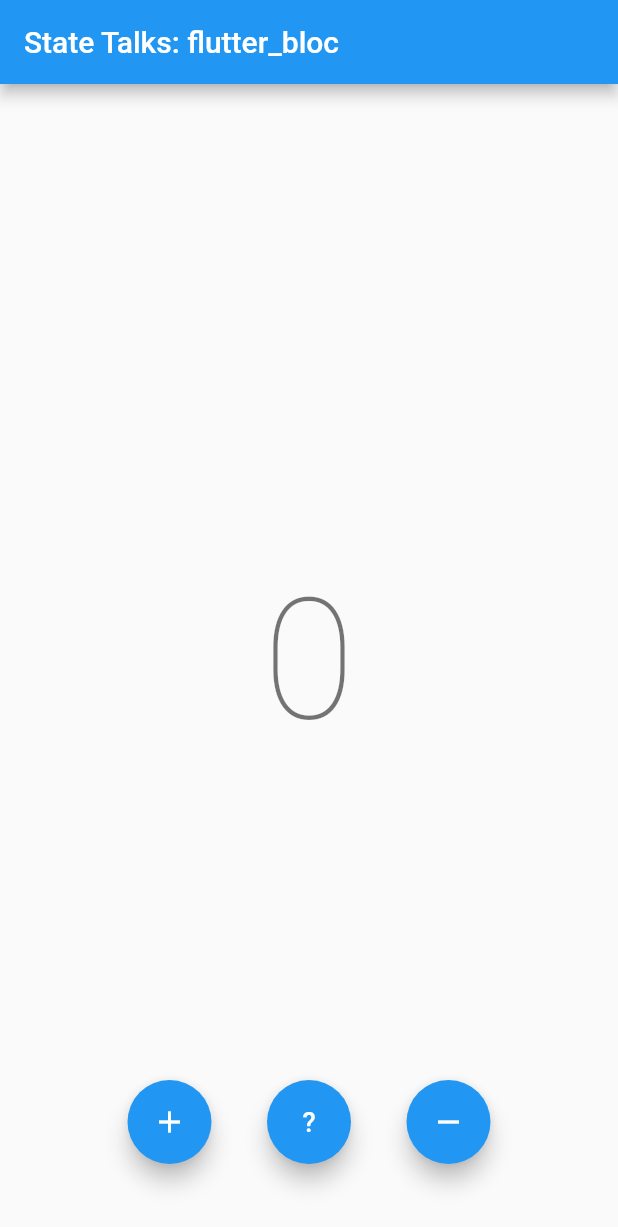
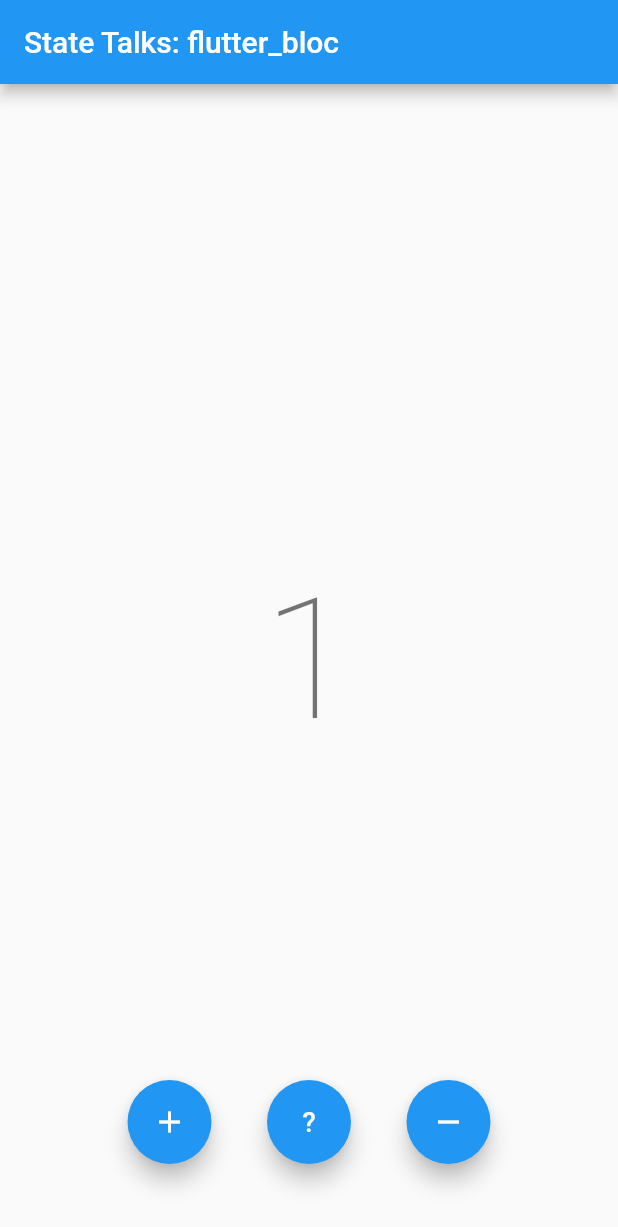
Before and after one commit to Flutter-Buddies/StateTalks, a Flutter app: the screen it shows after launch, after a tap on the "add" icon, on a phone screen of 412 x 824 dp. Shown: the top 1227 px of the screen. Run offline on Flutter 3.47's test engine with Material 2 defaults, Android fonts, the phone set to English and light mode, and no system bars; our stand-ins replace bloc, equatable, flutter_bloc.

Commit message:
example/: [add] CounterBloc

```diff
--- /dev/null
+++ b/example/lib/bloc/counter_bloc.dart
@@ -0,0 +1,47 @@
+import 'dart:async';
+import 'dart:math' as math;
+
+import 'package:bloc/bloc.dart';
+import 'package:equatable/equatable.dart';
+import 'package:meta/meta.dart';
+
+part 'counter_event.dart';
+part 'counter_state.dart';
+
+class CounterBloc extends Bloc<CounterEvent, CounterState> {
+  int _value;
+
+  CounterBloc()
+      : _value = 0,
+        super(HasValue(0));
+
+  @override
+  Stream<CounterState> mapEventToState(
+    CounterEvent event,
+  ) async* {
+    if (event is Increment) {
+      this._handleIncrement();
+      yield HasValue(_value);
+    } else if (event is Decrement) {
+      this._handleDecrement();
+      yield HasValue(_value);
+    } else if (event is GetRandom) {
+      yield WaitingValue();
+      await this._handleRandom(event.max);
+      yield HasValue(_value);
+    }
+  }
+
+  _handleIncrement() {
+    this._value++;
+  }
+
+  _handleDecrement() {
+    this._value--;
+  }
+
+  Future<void> _handleRandom(int max) async {
+    await Future.delayed(Duration(seconds: 1));
+    this._value = math.Random().nextInt(max);
+  }
+}
--- /dev/null
+++ b/example/lib/bloc/counter_event.dart
@@ -0,0 +1,19 @@
+part of 'counter_bloc.dart';
+
+@immutable
+abstract class CounterEvent {}
+
+class Increment extends CounterEvent {}
+
+class Decrement extends CounterEvent {}
+
+class GetRandom extends CounterEvent with EquatableMixin {
+  final int max;
+
+  GetRandom({
+    this.max: 20,
+  });
+
+  @override
+  List<Object> get props => [max];
+}
--- /dev/null
+++ b/example/lib/bloc/counter_state.dart
@@ -0,0 +1,15 @@
+part of 'counter_bloc.dart';
+
+@immutable
+abstract class CounterState {}
+
+class HasValue extends CounterState with EquatableMixin {
+  final int value;
+
+  HasValue(this.value);
+
+  @override
+  List<Object> get props => [value];
+}
+
+class WaitingValue extends CounterState {}
--- a/example/lib/main.dart
+++ b/example/lib/main.dart
@@ -1,4 +1,6 @@
+import 'package:example/bloc/counter_bloc.dart';
 import 'package:flutter/material.dart';
+import 'package:flutter_bloc/flutter_bloc.dart';
 
 void main() {
   runApp(MyApp());
@@ -9,7 +11,10 @@ class MyApp extends StatelessWidget {
   Widget build(BuildContext context) {
     return MaterialApp(
       debugShowCheckedModeBanner: false,
-      home: MyHomePage(),
+      home: BlocProvider<CounterBloc>(
+        create: (context) => CounterBloc(),
+        child: MyHomePage(),
+      ),
     );
   }
 }
@@ -35,10 +40,25 @@ class MyHomePage extends StatelessWidget {
 class CounterValue extends StatelessWidget {
   @override
   Widget build(BuildContext context) {
-    return Text(
-      '0',
-      style: Theme.of(context).textTheme.headline1,
+    return BlocBuilder<CounterBloc, CounterState>(
+      builder: (context, state) {
+        if (state is HasValue) {
+          return Text(
+            state.value.toString(),
+            style: Theme.of(context).textTheme.headline1,
+          );
+        }
+        return CircularProgressIndicator();
+      },
     );
+    // final CounterState state = context.watch<CounterBloc>().state;
+    // if (state is HasValue) {
+    //   return Text(
+    //     state.value.toString(),
+    //     style: Theme.of(context).textTheme.headline1,
+    //   );
+    // }
+    // return CircularProgressIndicator();
   }
 }
 
@@ -53,15 +73,21 @@ class ControlButtons extends StatelessWidget {
           mainAxisAlignment: MainAxisAlignment.spaceEvenly,
           children: [
             FloatingActionButton(
-              onPressed: () {},
+              onPressed: () =>
+                  BlocProvider.of<CounterBloc>(context).add(Increment()),
+              //onPressed: () => context.read<CounterBloc>().add(Increment()),
               child: Icon(Icons.add),
             ),
             FloatingActionButton(
-              onPressed: () {},
+              onPressed: () =>
+                  BlocProvider.of<CounterBloc>(context).add(GetRandom()),
+              //onPressed: () => context.read<CounterBloc>().add(GetRandom()),
               child: Text('?', style: TextStyle(fontSize: 18)),
             ),
             FloatingActionButton(
-              onPressed: () {},
+              onPressed: () =>
+                  BlocProvider.of<CounterBloc>(context).add(Decrement()),
+              //onPressed: () => context.read<CounterBloc>().add(Decrement()),
               child: Icon(Icons.remove),
             ),
           ],
--- a/example/pubspec.yaml
+++ b/example/pubspec.yaml
@@ -23,6 +23,8 @@ environment:
 dependencies:
   flutter:
     sdk: flutter
+  flutter_bloc: ^6.1.1
+  equatable: ^1.2.5
 
 
   # The following adds the Cupertino Icons font to your application.
```
Also changed, not shown: example/pubspec.lock.
